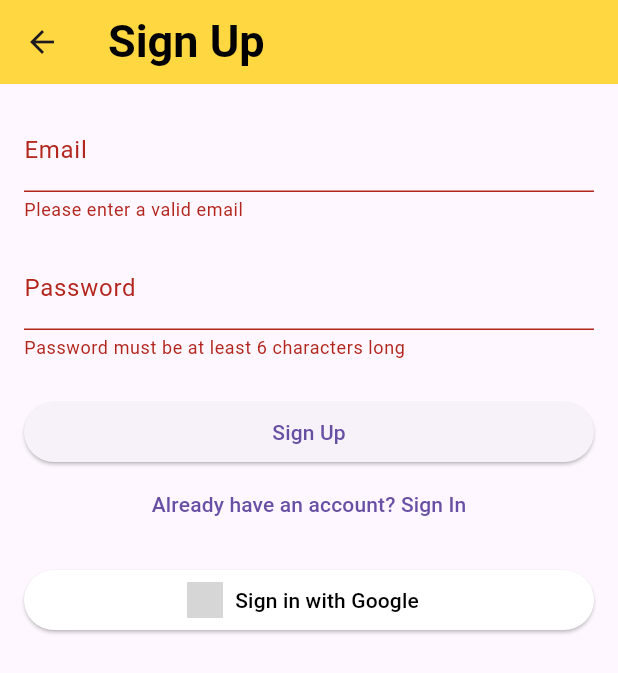
After one commit to kwabena369/LeaveTracks, a Flutter app: the AuthScreen screen opened directly, after a tap on "Sign Up", on a phone screen of 412 x 824 dp. The commit adds this screen. Shown: the top 673 px of the screen. Run offline on Flutter 3.47's test engine with Material 3 defaults, Android fonts, the phone set to English and light mode, and no system bars; our stand-ins replace camera, firebase_auth, geolocator, google_maps_flutter, google_sign_in, image_picker and 2 more; missing offline and left inert: flutter_webrtc; accounts and stored records are empty; network calls fail; grey boxes are pictures that could not be loaded.

Commit message:
Authentication

```diff
--- /dev/null
+++ b/leave_tracks/lib/Screens/Authentication/Authenticate.dart
@@ -0,0 +1,163 @@
+import 'package:flutter/material.dart';
+import 'package:leave_tracks/Service/Authen.dart';
+import 'package:shared_preferences/shared_preferences.dart';
+import 'package:http/http.dart' as http;
+import 'dart:convert';
+
+class AuthScreen extends StatefulWidget {
+  const AuthScreen({super.key});
+//  authentication page. ..
+  @override
+  _AuthScreenState createState() => _AuthScreenState();
+}
+
+class _AuthScreenState extends State<AuthScreen> {
+  final _formKey = GlobalKey<FormState>();
+  final _emailController = TextEditingController();
+  final _passwordController = TextEditingController();
+  bool _isSignUp = true;
+
+  @override
+  void initState() {
+    super.initState();
+    _checkUserLoggedIn();
+  }
+
+  Future<void> _checkUserLoggedIn() async {
+    final prefs = await SharedPreferences.getInstance();
+    final String? userJson = prefs.getString('user');
+    if (userJson != null) {
+      // User is already logged in, navigate to home
+      Navigator.pushReplacementNamed(context, '/Home');
+    }
+  }
+
+  void _toggleAuthMode() {
+    setState(() {
+      _isSignUp = !_isSignUp;
+    });
+  }
+
+  Future<void> _submitForm() async {
+    if (_formKey.currentState!.validate()) {
+      final email = _emailController.text;
+      final password = _passwordController.text;
+
+      Map<String, dynamic>? userData;
+      if (_isSignUp) {
+        userData = await AuthService.signUp(email, password);
+      } else {
+        userData = await AuthService.signIn(email, password);
+      }
+
+      if (userData != null) {
+        await _saveUserDataAndNavigate(userData);
+      } else {
+        ScaffoldMessenger.of(context).showSnackBar(
+          const SnackBar(content: Text('Authentication failed')),
+        );
+      }
+    }
+  }
+
+  Future<void> _signInWithGoogle() async {
+    final userData = await AuthService.signInWithGoogle();
+    if (userData != null) {
+      await _saveUserDataAndNavigate(userData);
+    } else {
+      ScaffoldMessenger.of(context).showSnackBar(
+        const SnackBar(content: Text('Google sign in failed')),
+      );
+    }
+  }
+
+  Future<void> _saveUserDataAndNavigate(Map<String, dynamic> userData) async {
+    // Save user data to SharedPreferences
+    final prefs = await SharedPreferences.getInstance();
+    await prefs.setString('user', json.encode(userData));
+
+    // Send user data to backend
+    final response = await http.post(
+      Uri.parse('https://ecom-node-back.vercel.app/newUser'),
+      headers: {'Content-Type': 'application/json'},
+      body: json.encode(userData),
+    );
+
+    if (response.statusCode == 200) {
+      // Navigate to home screen
+      Navigator.pushReplacementNamed(context, '/Home');
+    } else {
+      ScaffoldMessenger.of(context).showSnackBar(
+        const SnackBar(content: Text('Failed to save user data')),
+      );
+    }
+  }
+  @override
+  Widget build(BuildContext context) {
+    return Scaffold(
+      appBar: AppBar(
+        title: Text(_isSignUp ? 'Sign Up' : 'Sign In',style: const TextStyle(
+          color: Colors.black,
+          fontSize: 30,
+          fontWeight: FontWeight.bold
+        ),),
+        backgroundColor: Colors.amberAccent,
+      ),
+      body: Padding(
+        padding: const EdgeInsets.all(16.0),
+        child: Form(
+          key: _formKey,
+          child: Column(
+            crossAxisAlignment: CrossAxisAlignment.stretch,
+            children: [
+              TextFormField(
+                controller: _emailController,
+                decoration: const InputDecoration(labelText: 'Email'),
+                keyboardType: TextInputType.emailAddress,
+                validator: (value) {
+                  if (value == null || value.isEmpty || !value.contains('@')) {
+                    return 'Please enter a valid email';
+                  }
+                  return null;
+                },
+              ),
+              const SizedBox(height: 16),
+              TextFormField(
+                controller: _passwordController,
+                decoration: const InputDecoration(labelText: 'Password'),
+                obscureText: true,
+                validator: (value) {
+                  if (value == null || value.isEmpty || value.length < 6) {
+                    return 'Password must be at least 6 characters long';
+                  }
+                  return null;
+                },
+              ),
+              const SizedBox(height: 24),
+              ElevatedButton(
+                onPressed: _submitForm,
+                child: Text(_isSignUp ? 'Sign Up' : 'Sign In'),
+              ),
+              TextButton(
+                onPressed: _toggleAuthMode,
+                child: Text(_isSignUp
+                    ? 'Already have an account? Sign In'
+                    : 'Don\'t have an account? Sign Up'),
+              ),
+              const SizedBox(height: 16),
+              ElevatedButton.icon(
+                onPressed: _signInWithGoogle,
+                icon: Image.asset('assets/Google_.png', height: 24),
+                label: const Text('Sign in with Google'),
+                style: ElevatedButton.styleFrom(
+                  foregroundColor: Colors.black,
+                  backgroundColor: Colors.white,
+                ),
+              ),
+            ],
+          ),
+        ),
+      ),
+    );
+  }
+}
--- /dev/null
+++ b/leave_tracks/lib/Service/Authen.dart
@@ -0,0 +1,93 @@
+import 'package:firebase_auth/firebase_auth.dart';
+import 'package:google_sign_in/google_sign_in.dart';
+
+class AuthService {
+  static final FirebaseAuth _auth = FirebaseAuth.instance;
+  static final GoogleSignIn _googleSignIn = GoogleSignIn();
+
+  static Future<Map<String, dynamic>?> signInWithGoogle() async {
+    try {
+      final GoogleSignInAccount? googleUser = await _googleSignIn.signIn();
+      if (googleUser == null) return null;
+
+      final GoogleSignInAuthentication googleAuth =
+          await googleUser.authentication;
+      final credential = GoogleAuthProvider.credential(
+        accessToken: googleAuth.accessToken,
+        idToken: googleAuth.idToken,
+      );
+
+      final UserCredential userCredential =
+          await _auth.signInWithCredential(credential);
+      final User? user = userCredential.user;
+
+      if (user != null) {
+        return {
+          'email': user.email,
+          'displayName': user.displayName,
+          'firebaseUid': user.uid,
+          'authProvider': 'google',
+          'photoURL': user.photoURL,
+          'phoneNumber': user.phoneNumber,
+          'isEmailVerified': user.emailVerified,
+        };
+      }
+    } catch (e) {
+      print('Error during Google sign in: $e');
+    }
+    return null;
+  }
+
+  static Future<Map<String, dynamic>?> signUp(
+      String email, String password) async {
+    try {
+      final UserCredential userCredential =
+          await _auth.createUserWithEmailAndPassword(
+        email: email,
+        password: password,
+      );
+      final User? user = userCredential.user;
+      if (user != null) {
+        return {
+          'email': user.email,
+          'displayName': user.displayName,
+          'firebaseUid': user.uid,
+          'authProvider': 'email',
+          'isEmailVerified': user.emailVerified,
+        };
+      }
+    } catch (e) {
+      print('Error during sign up: $e');
+    }
+    return null;
+  }
+
+  static Future<Map<String, dynamic>?> signIn(
+      String email, String password) async {
+    try {
+      final UserCredential userCredential =
+          await _auth.signInWithEmailAndPassword(
+        email: email,
+        password: password,
+      );
+      final User? user = userCredential.user;
+      if (user != null) {
+        return {
+          'email': user.email,
+          'displayName': user.displayName,
+          'firebaseUid': user.uid,
+          'authProvider': 'email',
+          'isEmailVerified': user.emailVerified,
+        };
+      }
+    } catch (e) {
+      print('Error during sign in: $e');
+    }
+    return null;
+  }
+
+  static Future<void> signOut() async {
+    await _auth.signOut();
+    await _googleSignIn.signOut();
+  }
+}
```
Also changed, not shown: leave_tracks/lib/Screens/Authentication/LogIn/LogIn.dart (deleted, +0 -15 lines), leave_tracks/lib/Screens/Authentication/SignUp/SignUp.dart (deleted, +0 -20 lines), leave_tracks/lib/Screens/Trips/LandingPage.dart (+11 -9 lines), leave_tracks/lib/Screens/Trips/RealTimeTrackingMap.dart (+71 -11 lines), leave_tracks/pubspec.yaml (+8 -0 lines), leave_tracks/pubspec.lock, 4 other files.
